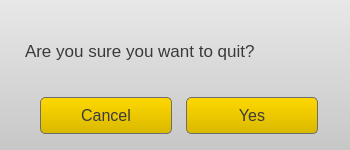
Before: the Qt Designer form sources/FootballEditor16/GUIApp/exitdialog.ui in vaddya/FootballEditor16, drawn with Qt 5.
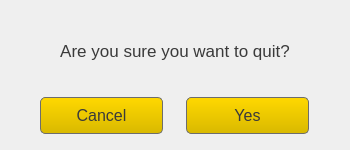
After: the same form once the commit is applied.

```diff
--- a/sources/FootballEditor16/GUIApp/exitdialog.ui
+++ b/sources/FootballEditor16/GUIApp/exitdialog.ui
@@ -20,8 +20,22 @@
    <string>Exit</string>
   </property>
   <property name="styleSheet">
-   <string notr="true">#ExitDialog {
-background: qlineargradient(x1: 0, y1: 1, x2: 0, y2: 0,  stop: 0 #c7c7c7, stop: 1 #e8e8e8);
+   <string notr="true">QPushButton { 
+	border: 1px solid #6d6d6d transparent;
+	background: qlineargradient(x1: 0, y1: 1, x2: 0, y2: 0,  stop: 0 #d9b900, stop: 1 #ffd800);
+	border-radius: 5px;
+	color: #3a3a3a;
+	font-size: 16px;
+	width: 120px;
+	height: 35px;
+}
+
+QPushButton:hover { 
+	background-color: #ffd800;
+}
+
+QPushButton:pressed {
+	background-color: #d9b900;
 }</string>
   </property>
   <widget class="QLabel" name="lblSure">
@@ -40,76 +54,37 @@
    <property name="text">
     <string>Are you sure you want to quit?</string>
    </property>
+   <property name="alignment">
+    <set>Qt::AlignCenter</set>
+   </property>
   </widget>
   <widget class="QWidget" name="layoutWidget">
    <property name="geometry">
     <rect>
      <x>40</x>
      <y>90</y>
-     <width>278</width>
+     <width>269</width>
      <height>51</height>
     </rect>
    </property>
    <layout class="QHBoxLayout" name="horizontalLayout">
+    <property name="spacing">
+     <number>23</number>
+    </property>
     <item>
      <widget class="QPushButton" name="btnCancel">
       <property name="styleSheet">
-       <string notr="true">QPushButton { 
-	border: 1px solid #6d6d6d transparent;
-	background: qlineargradient(x1: 0, y1: 1, x2: 0, y2: 0,  stop: 0 #d9b900, stop: 1 #ffd800);
-	border-radius: 5px;
-	color: #3a3a3a;
-	font-size: 16px;
-	width: 130px;
-	height: 35px;
-}
-
-QPushButton:hover { 
-	background-color: #ffd800;
-}
-
-QPushButton:pressed {
-	background-color: #d9b900;
-}</string>
+       <string notr="true"/>
       </property>
       <property name="text">
        <string>Cancel</string>
       </property>
      </widget>
     </item>
-    <item>
-     <spacer name="horizontalSpacer">
-      <property name="orientation">
-       <enum>Qt::Horizontal</enum>
-      </property>
-      <property name="sizeHint" stdset="0">
-       <size>
-        <width>40</width>
-        <height>20</height>
-       </size>
-      </property>
-     </spacer>
-    </item>
     <item>
      <widget class="QPushButton" name="btnYes">
       <property name="styleSheet">
-       <string notr="true">QPushButton { 
-	border: 1px solid #6d6d6d transparent;
-	background: qlineargradient(x1: 0, y1: 1, x2: 0, y2: 0,  stop: 0 #d9b900, stop: 1 #ffd800);
-	border-radius: 5px;
-	color: #3a3a3a;
-	font-size: 16px;
-	width: 130px;
-	height: 35px;
-}
-
-QPushButton:hover { 
-	background-color: #ffd800;
-}
-
-QPushButton:pressed {
-	background-color: #d9b900;
-}</string>
+       <string notr="true"/>
       </property>
       <property name="text">
        <string>Yes</string>
```
